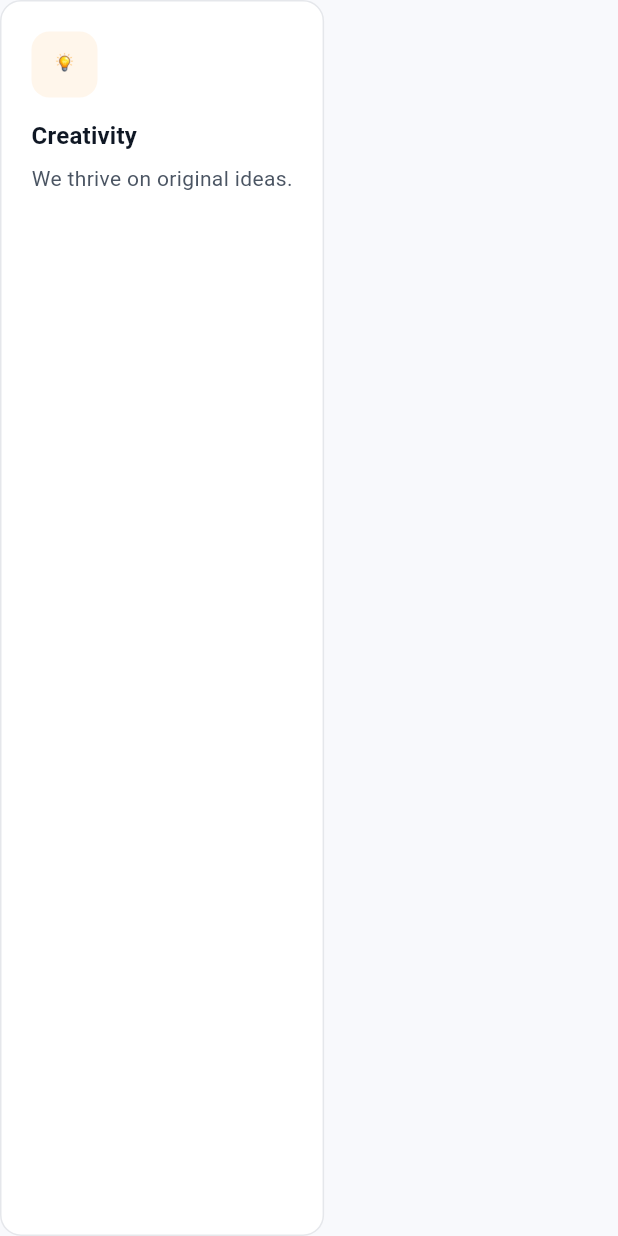
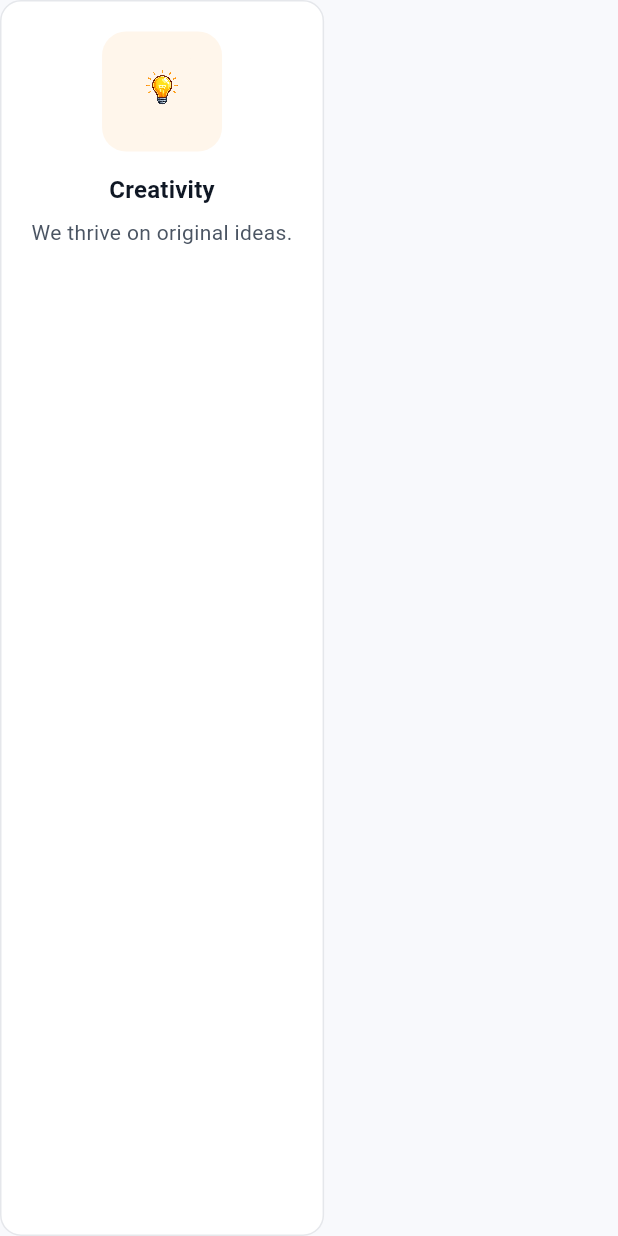
Before and after one commit to kikibytes-labs/kikibytes-pages, a Flutter app: the ValuePill widget shown alone on an empty page, opened directly, on a phone screen of 412 x 824 dp. Run offline on Flutter 3.47's test engine with Material 3 defaults, Android fonts, the phone set to English and light mode, and no system bars; our stand-ins replace flutter_svg.

Commit message:
images in

```diff
--- a/lib/widgets/value_pill.dart
+++ b/lib/widgets/value_pill.dart
@@ -21,26 +21,26 @@ class ValuePill extends StatelessWidget {
         border: Border.all(color: const Color(0xFFE5E7EB)),
       ),
       child: Column(
-        crossAxisAlignment: CrossAxisAlignment.start,
+        crossAxisAlignment: CrossAxisAlignment.center,
         children: [
           Container(
-            width: 44,
-            height: 44,
+            width: 80,
+            height: 80,
             decoration: BoxDecoration(
               color: kikiOrange.withAlpha(20),
-              borderRadius: BorderRadius.circular(12),
+              borderRadius: BorderRadius.circular(16),
             ),
             child: imageAsset != null
                 ? Padding(
-                    padding: const EdgeInsets.all(6),
-                    child: Image.asset(imageAsset!, width: 32, height: 32, fit: BoxFit.contain),
+                    padding: const EdgeInsets.all(10),
+                    child: Image.asset(imageAsset!, fit: BoxFit.contain, filterQuality: FilterQuality.high),
                   )
-                : Icon(icon ?? Icons.help_outline, color: kikiOrange, size: 22),
+                : Icon(icon ?? Icons.help_outline, color: kikiOrange, size: 40),
           ),
           const SizedBox(height: 14),
-          Text(title, style: theme.textTheme.titleMedium),
+          Text(title, style: theme.textTheme.titleMedium, textAlign: TextAlign.center),
           const SizedBox(height: 6),
-          Text(subtitle, style: theme.textTheme.bodyMedium),
+          Text(subtitle, style: theme.textTheme.bodyMedium, textAlign: TextAlign.center),
         ],
       ),
     );
```
Also changed, not shown: lib/widgets/navbar.dart (+10 -2 lines), assets/images/cat_head.png.
